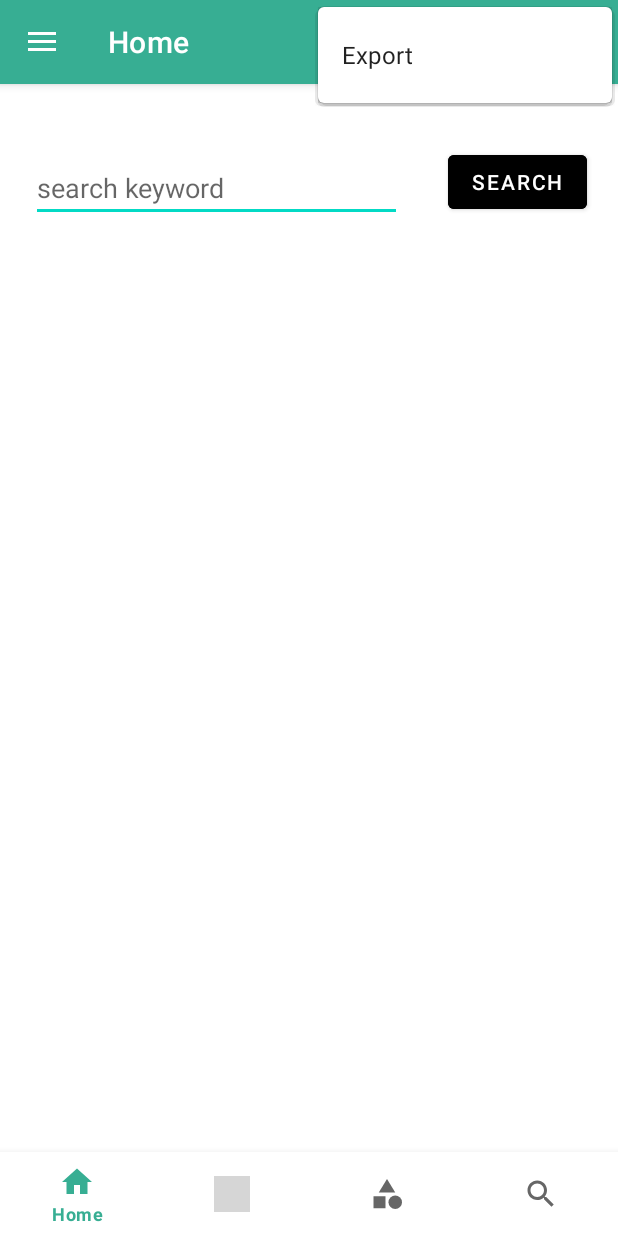
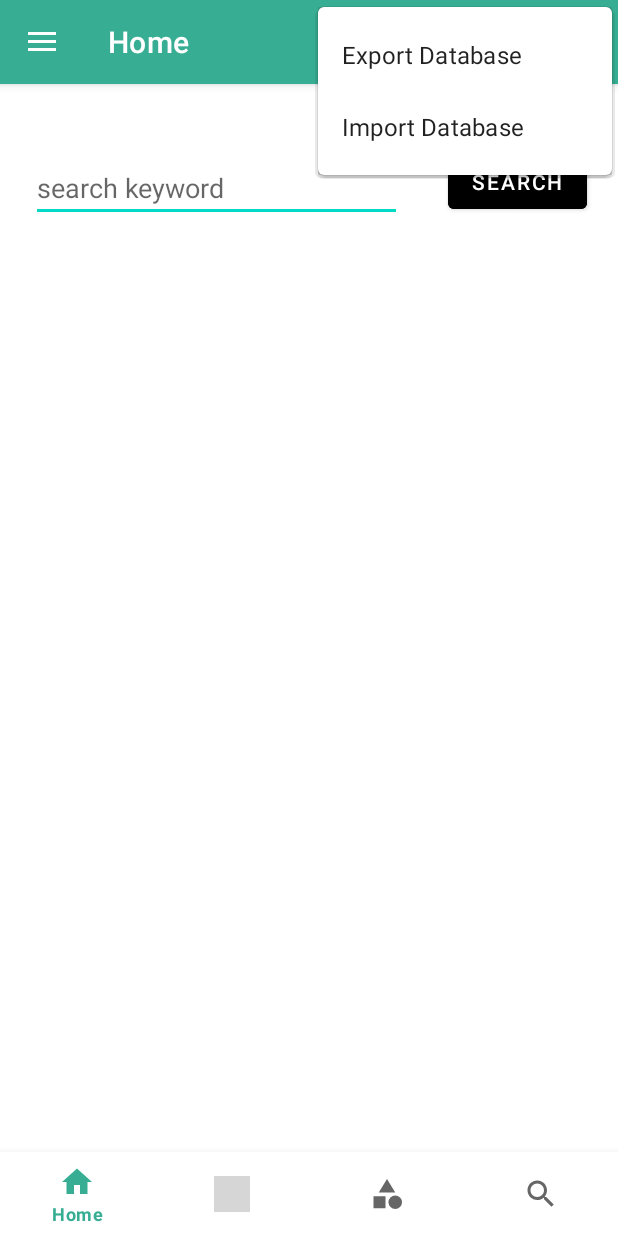
Before and after one commit to manuel-vna/SimpleKnowledgeBase, an Android app: the screen it shows after launch (MainActivity), with the options menu open, on a phone screen of 412 x 824 dp. Run offline under Robolectric (Android 15) with nearby library versions, the phone set to English and light mode, and no system bars; our stand-ins replace Room's generated code, navigation-ui; grey boxes are pictures that could not be loaded.

Commit message:
MainActivity.kt+menu/main.xml+strings.xml, ui setup of Import feature

```diff
--- a/app/src/main/java/com/example/simpleknowledgebase/activities/MainActivity.kt
+++ b/app/src/main/java/com/example/simpleknowledgebase/activities/MainActivity.kt
@@ -96,12 +96,12 @@ class MainActivity : AppCompatActivity() {
 
     override fun onOptionsItemSelected(item: MenuItem) = when (item.itemId) {
 
-        R.id.action_settings -> {
-
-            //Toast.makeText(this, "TBD", Toast.LENGTH_LONG).show()
-
+        R.id.action_settings_Export -> {
             ExportDatabaseDialogFragment.newInstance().show(supportFragmentManager, ExportDatabaseDialogFragment.TAG)
-
+            true
+        }
+        R.id.action_settings_Import -> {
+            //TBD
             true
         }
         else -> {
--- a/app/src/main/res/menu/main.xml
+++ b/app/src/main/res/menu/main.xml
@@ -2,8 +2,13 @@
 <menu xmlns:android="http://schemas.android.com/apk/res/android"
     xmlns:app="http://schemas.android.com/apk/res-auto">
     <item
-        android:id="@+id/action_settings"
+        android:id="@+id/action_settings_Export"
         android:orderInCategory="100"
-        android:title="@string/action_settings"
+        android:title="@string/action_settings_Export"
+        app:showAsAction="never" />
+    <item
+        android:id="@+id/action_settings_Import"
+        android:orderInCategory="100"
+        android:title="@string/action_settings_Import"
         app:showAsAction="never" />
 </menu>
--- a/app/src/main/res/values/strings.xml
+++ b/app/src/main/res/values/strings.xml
@@ -9,7 +9,8 @@
     <string name="nav_header_desc">Navigation header</string>
 
     <!-- nav app bar top -->
-    <string name="action_settings">Export</string>
+    <string name="action_settings_Export">Export Database</string>
+    <string name="action_settings_Import">Import Database</string>
 
     <!-- mobile_navigation.xml -->
     <string name="menu_home">Home</string>
```
